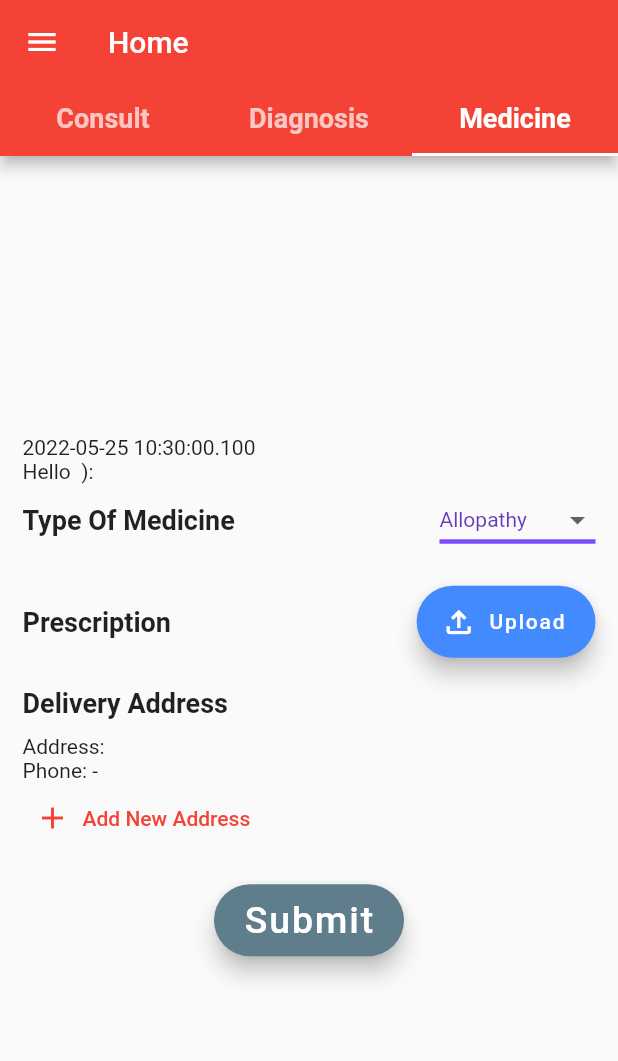
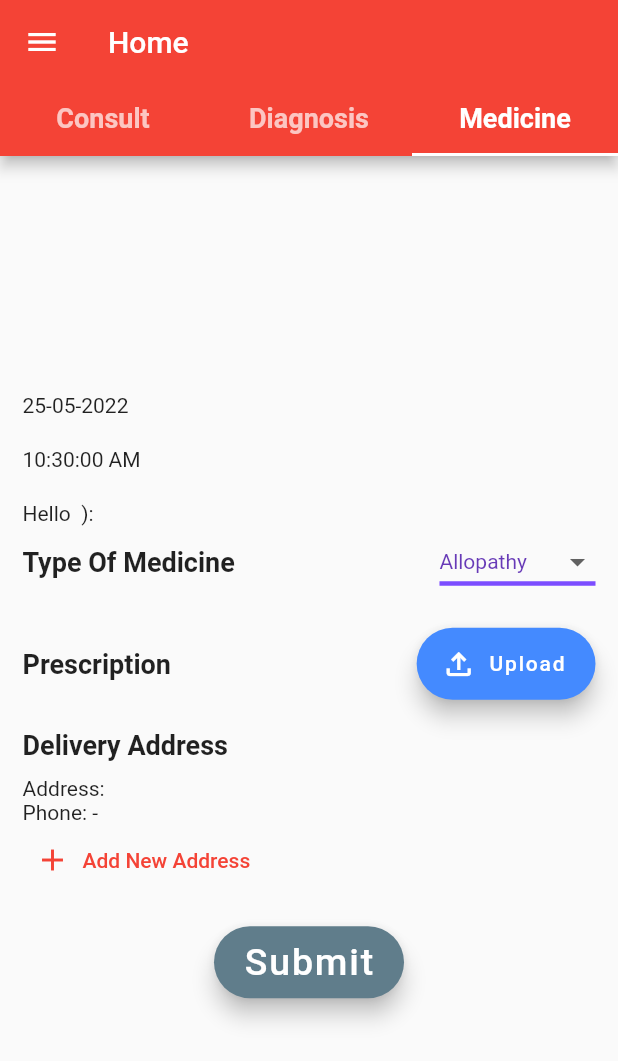
Before and after one commit to tnsmobilesolutions/tnshealth, a Flutter app: the screen it shows once a user with an empty profile is signed in, tab 3 chosen, after a tap on "Submit", on a phone screen of 412 x 824 dp. Shown: the top 1061 px of the screen. Run offline on Flutter 3.47's test engine with Material 2 defaults, Android fonts, the phone set to English and light mode, and no system bars; our stand-ins replace animated_splash_screen, cloud_firestore, firebase_auth, firebase_core, firebase_storage, image_picker and 1 more; accounts and stored records are empty.

Commit message:
date time

```diff
--- a/lib/tabbar/medicine.dart
+++ b/lib/tabbar/medicine.dart
@@ -4,6 +4,7 @@ import 'package:firebase_auth/firebase_auth.dart';
 import 'package:firebase_storage/firebase_storage.dart';
 import 'package:flutter/material.dart';
 import 'package:image_picker/image_picker.dart';
+import 'package:intl/intl.dart';
 
 import 'package:tnshealth/API/firestoreAPI.dart';
 
@@ -69,7 +70,12 @@ class _MedicineState extends State<Medicine> {
                   child: Column(
                     crossAxisAlignment: CrossAxisAlignment.start,
                     children: <Widget>[
-                      Text(DateTime.now().toString()),
+                      Text(DateFormat("dd-MM-yyyy").format(DateTime.now())),
+                      const SizedBox(height: 20),
+
+                      Text(DateFormat("hh:mm:ss a").format(DateTime.now())),
+                      const SizedBox(height: 20),
+
                       Text('Hello $name ):'),
                       Row(
                         mainAxisAlignment: MainAxisAlignment.spaceBetween,
@@ -158,8 +164,10 @@ class _MedicineState extends State<Medicine> {
                             name: name,
                             deliveryDate: '',
                             deliveryTime: '',
-                            orderDate: DateTime.now().toString(),
-                            orderTime: DateTime.now().toString(),
+                            orderDate:
+                                DateFormat("dd-MM-yyyy").format(DateTime.now()),
+                            orderTime:
+                                DateFormat("hh:mm:ss a").format(DateTime.now()),
                             orderId: Uuid().v1(),
                             prescriptionURL: prescriptionURL,
                             userId: uid,
```
